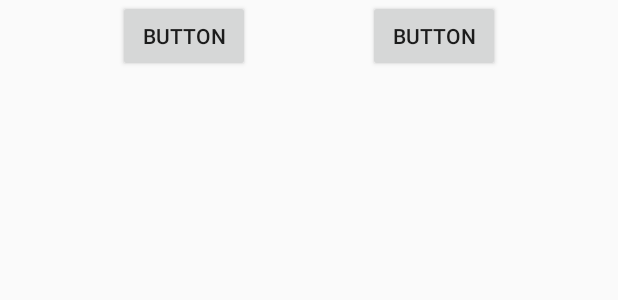
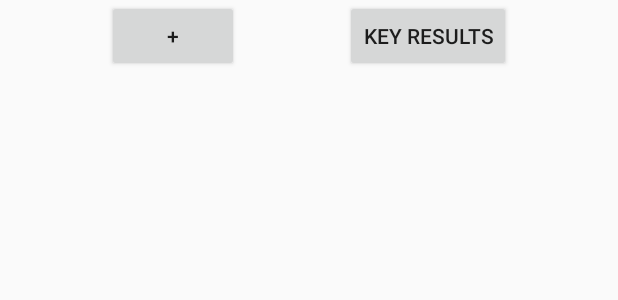
Before and after one commit to zpmauricio/Enfoque, an Android app: the layout fragment_ninety_day_goals.xml on its own in the app's theme, with its tools: preview values and no code run, on a phone screen of 412 x 824 dp. Shown: the top 300 px of the screen. Run offline under Robolectric (Android 15) with nearby library versions, the phone set to English and light mode, and no system bars.

```diff
--- a/app/src/main/java/net/it96/enfoque/fragments/ninetydaygoals/NinetyDayGoalsAdapter.kt
+++ b/app/src/main/java/net/it96/enfoque/fragments/ninetydaygoals/NinetyDayGoalsAdapter.kt
@@ -8,6 +8,7 @@ import androidx.recyclerview.widget.RecyclerView
 import kotlinx.android.synthetic.main.goal_row.view.*
 import net.it96.enfoque.R
 import net.it96.enfoque.database.NinetyDayGoal
+import timber.log.Timber
 
 class NinetyDayGoalsAdapter(
     private val context: Context,
@@ -38,6 +39,7 @@ class NinetyDayGoalsAdapter(
 
     inner class GoalsViewHolder(itemView: View) : RecyclerView.ViewHolder(itemView) {
         fun bindView(goal: NinetyDayGoal) {
+            Timber.i("***MZP*** goal.description: ${goal.description}")
             itemView.txt_goal.text = goal.description
             itemView.setOnClickListener { itemClickListener.onGoalClick(goal) }
         }
--- a/app/src/main/java/net/it96/enfoque/viewmodels/ProjectViewModel.kt
+++ b/app/src/main/java/net/it96/enfoque/viewmodels/ProjectViewModel.kt
@@ -39,7 +39,7 @@ class ProjectViewModel(private val projectRepository : ProjectRepository, privat
             }
         } catch (e: Exception) {
             emit(Resource.Failure(e))
-            Timber.e("***MZP*** ERROR GETTING GOALS LIST")
+            Timber.e("***MZP*** ERROR GETTING GOALS LIST: $e")
         }
     }
 
--- a/app/src/main/res/layout/fragment_ninety_day_goals.xml
+++ b/app/src/main/res/layout/fragment_ninety_day_goals.xml
@@ -21,7 +21,7 @@
         android:id="@+id/btn_addGoal"
         android:layout_width="wrap_content"
         android:layout_height="wrap_content"
-        android:text="Button"
+        android:text="@string/add_button"
         app:layout_constraintTop_toBottomOf="@id/rv_90daygoal"
         app:layout_constraintStart_toStartOf="parent"
         app:layout_constraintEnd_toStartOf="@id/btn_results"/>
@@ -30,9 +30,9 @@
         android:id="@+id/btn_results"
         android:layout_width="wrap_content"
         android:layout_height="wrap_content"
-        android:text="Button"
-        app:layout_constraintTop_toBottomOf="@id/rv_90daygoal"
+        android:text="@string/KeyResults"
+        app:layout_constraintEnd_toEndOf="parent"
         app:layout_constraintStart_toEndOf="@id/btn_addGoal"
-        app:layout_constraintEnd_toEndOf="parent"/>
+        app:layout_constraintTop_toBottomOf="@id/rv_90daygoal" />
 
 </androidx.constraintlayout.widget.ConstraintLayout>
--- a/app/src/main/res/layout/fragment_project_detail.xml
+++ b/app/src/main/res/layout/fragment_project_detail.xml
@@ -36,6 +36,7 @@
         android:layout_height="wrap_content"
         android:layout_marginStart="32dp"
         android:src="@android:drawable/ic_menu_edit"
+        android:contentDescription=""
         app:layout_constraintBottom_toBottomOf="@+id/txt_projectName"
         app:layout_constraintStart_toEndOf="@id/txt_projectName" />
 
@@ -44,6 +45,7 @@
         android:layout_width="wrap_content"
         android:layout_height="wrap_content"
         android:layout_marginTop="24dp"
+        android:contentDescription=""
         app:layout_constraintEnd_toEndOf="parent"
         app:layout_constraintStart_toStartOf="parent"
         app:layout_constraintTop_toBottomOf="@id/txt_projectName"
@@ -63,7 +65,7 @@
         android:id="@+id/btn_Obj90Days"
         android:layout_width="wrap_content"
         android:layout_height="wrap_content"
-        android:text="90 day goals"
+        android:text="@string/NinetyDayGoals"
         app:layout_constraintBottom_toBottomOf="parent"
         app:layout_constraintEnd_toEndOf="parent"
         app:layout_constraintStart_toStartOf="parent"
--- a/app/src/main/res/navigation/project_nav.xml
+++ b/app/src/main/res/navigation/project_nav.xml
@@ -43,6 +43,6 @@
     <fragment
         android:id="@+id/ninetyDayGoalsFragment"
         android:name="net.it96.enfoque.fragments.ninetydaygoals.NinetyDayGoalsFragment"
-        android:label="fragment_ninety_day_goals"
+        android:label="@string/NinetyDayGoals"
         tools:layout="@layout/fragment_ninety_day_goals" />
 </navigation>
--- a/app/src/main/res/values/strings.xml
+++ b/app/src/main/res/values/strings.xml
@@ -17,4 +17,6 @@
     <string name="hello_blank_fragment">Hello blank fragment</string>
     <string name="settings">Settings</string>
     <string name="projectImage">Project Image</string>
+    <string name="NinetyDayGoals">90 Day Goals</string>
+    <string name="KeyResults">Key Results</string>
 </resources>
```
Also changed, not shown: app/src/main/java/net/it96/enfoque/fragments/ProjectDetailFragment.kt (+4 -4 lines), app/src/main/java/net/it96/enfoque/fragments/ninetydaygoals/NinetyDayGoalsFragment.kt (+6 -8 lines), 1 other file.
